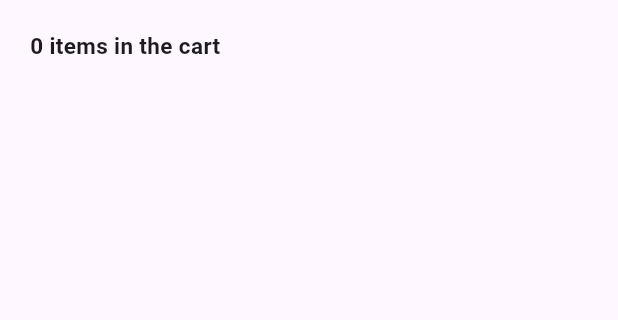
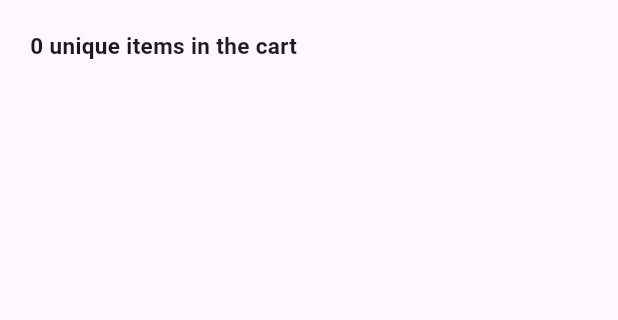
Before and after one commit to Vishal-NodeServer/Pizza-app, a Flutter app: the CartPage screen opened directly, on a phone screen of 412 x 824 dp, the part 84-404 px from its top. Run offline on Flutter 3.47's test engine with Material 3 defaults, Android fonts, the light colour scheme and no system bars.

Commit message:
cart item print added

```diff
--- a/lib/screens/main/nav_pages/cart/cart_page.dart
+++ b/lib/screens/main/nav_pages/cart/cart_page.dart
@@ -17,12 +17,14 @@ class CartPage extends StatelessWidget {
         final total =
             cartProvider.total + deliveryFee; // Include delivery fee in total
 
-        // Get item titles
-        final itemTitles = cartItems.map((item) => item.title).toList();
+        // Get item titles and quantities
+        final itemDetails =
+            cartItems.map((item) => "${item.title}: ${item.quantity}").toList();
 
         // Print the item titles and total count to the terminal
-        print("Selected pizza titles: ${itemTitles.join(', ')}");
-        print("Total items selected: ${cartItems.length}");
+        print(
+            "Selected pizza titles and quantities: ${itemDetails.join(', ')}");
+        print("Total unique items selected: ${cartItems.length}");
 
         return Scaffold(
           appBar: AppBar(
@@ -44,7 +46,7 @@ class CartPage extends StatelessWidget {
               crossAxisAlignment: CrossAxisAlignment.start,
               children: [
                 Text(
-                  "${cartItems.length} items in the cart",
+                  "${cartItems.length} unique items in the cart",
                   style: const TextStyle(
                       fontSize: 15, fontWeight: FontWeight.bold),
                 ),
@@ -88,8 +90,8 @@ class CartPage extends StatelessWidget {
                     ),
                     Text(
                       "₹${deliveryFee.toStringAsFixed(2)}", // Delivery fee
-                      style:
-                          TextStyle(fontSize: 15, fontWeight: FontWeight.bold),
+                      style: const TextStyle(
+                          fontSize: 15, fontWeight: FontWeight.bold),
                     ),
                   ],
                 ),
@@ -119,6 +121,17 @@ class CartPage extends StatelessWidget {
                 ButtonContainerWidget(
                   title: "Checkout",
                   onTap: () {
+                    // Print cart items and total when checkout is clicked
+                    print("Checkout button clicked!");
+                    print("Items in the cart:");
+                    for (var item in cartItems) {
+                      print(
+                          "Item: ${item.title}, Quantity: ${item.quantity}, Price: ₹${item.price * item.quantity}");
+                    }
+                    print("Delivery Fee: ₹${deliveryFee.toStringAsFixed(2)}");
+                    print("Total Amount: ₹${total.toStringAsFixed(2)}");
+
+                    // Navigate to the main screen after checkout
                     Navigator.push(
                       context,
                       MaterialPageRoute(builder: (_) => MainScreen()),
@@ -140,6 +153,9 @@ class CartPage extends StatelessWidget {
     required CartItem item,
     required CartProvider cartProvider,
   }) {
+    // Print the title and quantity of each item
+    print("Item: ${item.title}, Quantity: ${item.quantity}");
+
     return Container(
       width: double.infinity,
       padding: const EdgeInsets.symmetric(vertical: 10, horizontal: 15),
@@ -230,7 +246,7 @@ class CartPage extends StatelessWidget {
                       ),
                     ),
                     const SizedBox(width: 10),
-                    Text("${item.quantity}"),
+                    Text("${item.quantity}"), // Display item quantity
                     const SizedBox(width: 10),
                     GestureDetector(
                       onTap: () {
```
